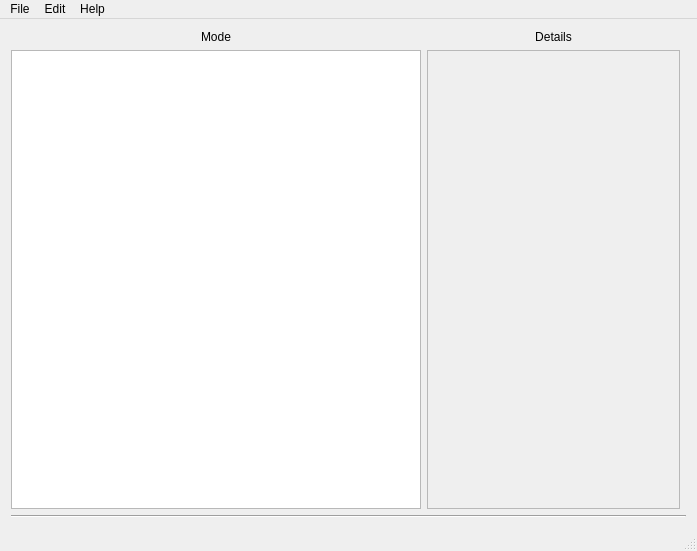
Old version of the form MainWindow/mainwindow.ui in the repository casey-c/egg.
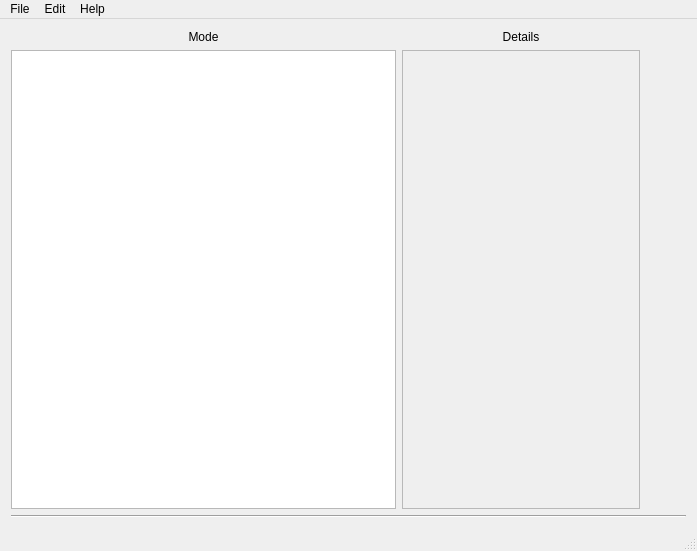
New version of the form. Icons and pictures are not drawn.

Diff of the .ui file:
```diff
--- a/MainWindow/mainwindow.ui
+++ b/MainWindow/mainwindow.ui
@@ -63,7 +63,7 @@
         <rect>
          <x>0</x>
          <y>0</y>
-         <width>250</width>
+         <width>234</width>
          <height>444</height>
         </rect>
        </property>
@@ -75,6 +75,23 @@
       </widget>
      </widget>
     </item>
+    <item row="1" column="2">
+     <layout class="QVBoxLayout" name="verticalLayout_2">
+      <item>
+       <spacer name="horizontalSpacer">
+        <property name="orientation">
+         <enum>Qt::Horizontal</enum>
+        </property>
+        <property name="sizeHint" stdset="0">
+         <size>
+          <width>40</width>
+          <height>20</height>
+         </size>
+        </property>
+       </spacer>
+      </item>
+     </layout>
+    </item>
    </layout>
   </widget>
   <widget class="QMenuBar" name="menuBar">
```
